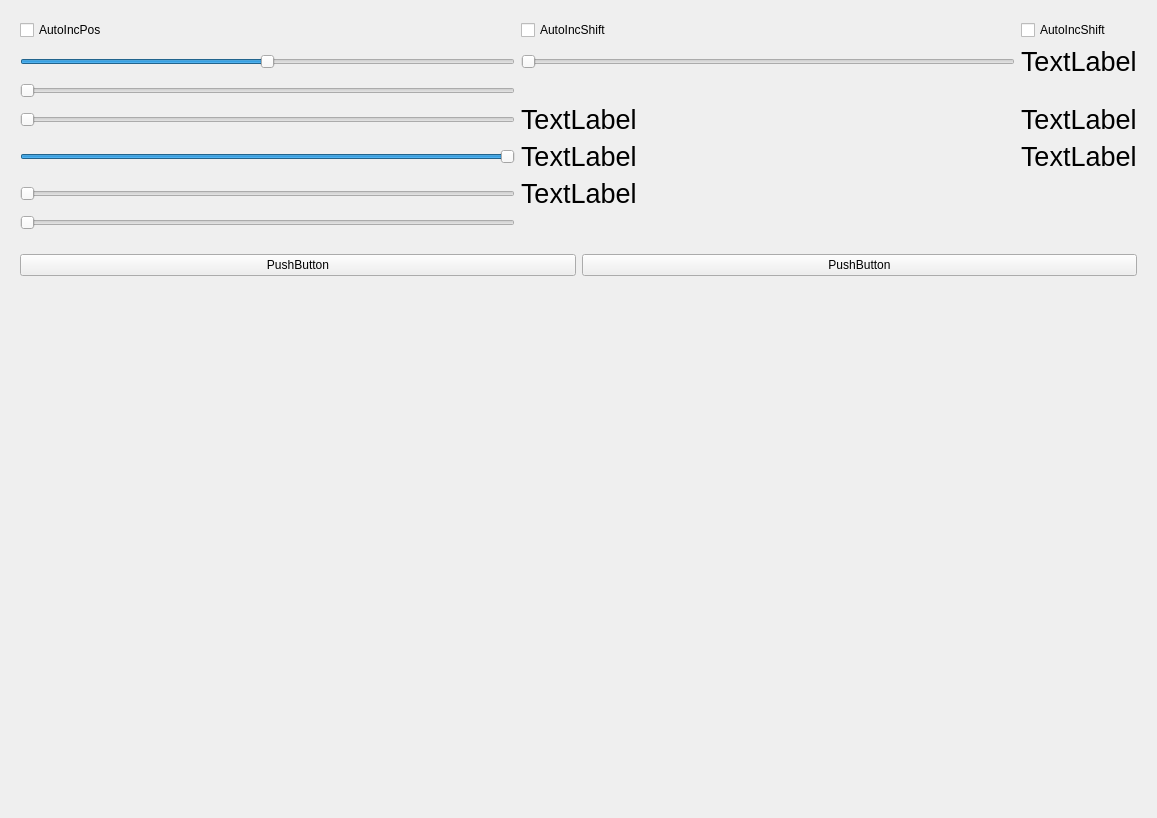
Old version of the form widget.ui in the repository FlamingMoe85/LightInSyncQt.
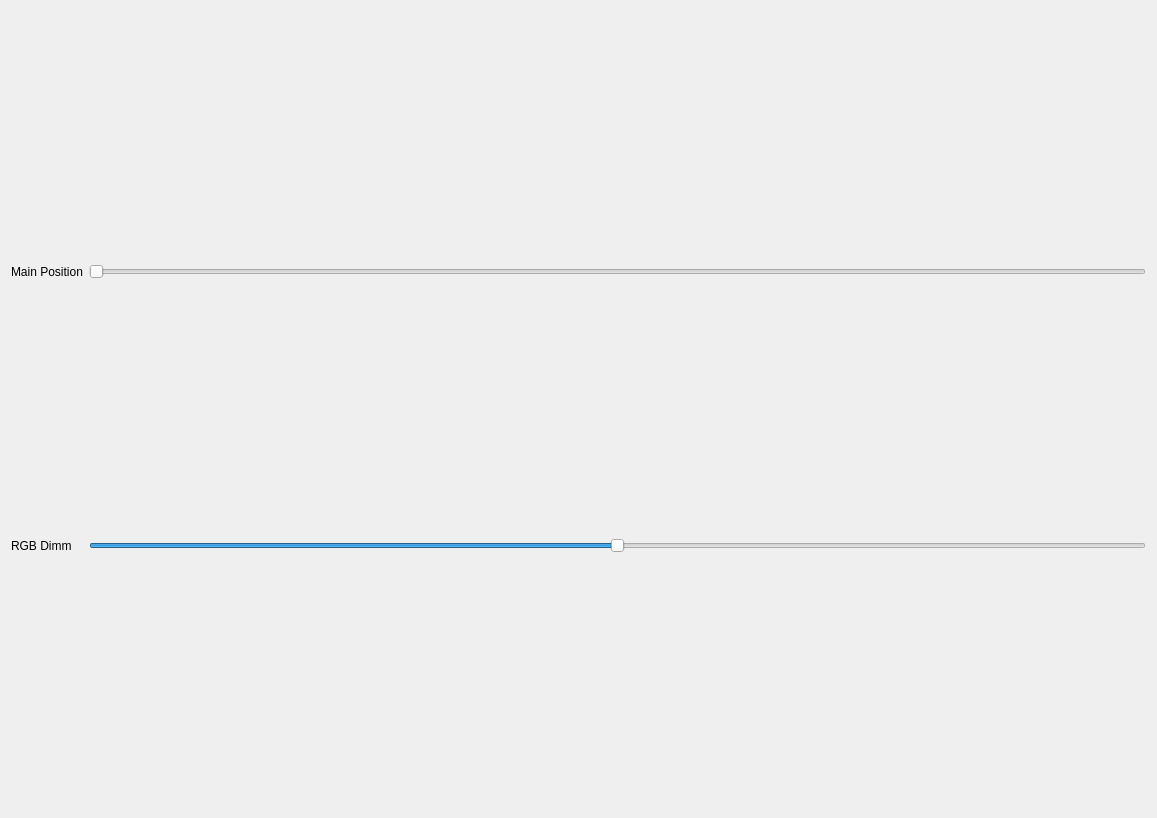
New version of the form.

What changed in the file:
```diff
--- a/widget.ui
+++ b/widget.ui
@@ -13,269 +13,48 @@
   <property name="windowTitle">
    <string>Widget</string>
   </property>
-  <layout class="QVBoxLayout" name="verticalLayout_8">
-   <item>
-    <layout class="QVBoxLayout" name="verticalLayout_3">
-     <item>
-      <widget class="QWidget" name="widget_2" native="true">
-       <layout class="QGridLayout" name="gridLayout_4">
-        <item row="0" column="0">
-         <layout class="QGridLayout" name="gridLayout_3">
-          <item row="1" column="0">
-           <widget class="QSlider" name="horizontalSlider">
-            <property name="maximum">
-             <number>1000</number>
-            </property>
-            <property name="sliderPosition">
-             <number>500</number>
-            </property>
-            <property name="orientation">
-             <enum>Qt::Horizontal</enum>
-            </property>
-           </widget>
-          </item>
-          <item row="3" column="0">
-           <widget class="QSlider" name="horizontalSlider_SpanMin">
-            <property name="maximum">
-             <number>1000</number>
-            </property>
-            <property name="value">
-             <number>0</number>
-            </property>
-            <property name="sliderPosition">
-             <number>0</number>
-            </property>
-            <property name="orientation">
-             <enum>Qt::Horizontal</enum>
-            </property>
-           </widget>
-          </item>
-          <item row="4" column="0">
-           <widget class="QSlider" name="horizontalSlider_SpanMax">
-            <property name="maximum">
-             <number>1000</number>
-            </property>
-            <property name="value">
-             <number>1000</number>
-            </property>
-            <property name="sliderPosition">
-             <number>1000</number>
-            </property>
-            <property name="orientation">
-             <enum>Qt::Horizontal</enum>
-            </property>
-           </widget>
-          </item>
-          <item row="1" column="2">
-           <widget class="QLabel" name="label_2">
-            <property name="font">
-             <font>
-              <pointsize>20</pointsize>
-             </font>
-            </property>
-            <property name="text">
-             <string>TextLabel</string>
-            </property>
-           </widget>
-          </item>
-          <item row="0" column="2">
-           <widget class="QCheckBox" name="checkBox_Offset">
-            <property name="text">
-             <string>AutoIncShift</string>
-            </property>
-           </widget>
-          </item>
-          <item row="1" column="1">
-           <widget class="QSlider" name="horizontalSlider_Speed">
-            <property name="minimum">
-             <number>1</number>
-            </property>
-            <property name="maximum">
-             <number>40</number>
-            </property>
-            <property name="value">
-             <number>1</number>
-            </property>
-            <property name="orientation">
-             <enum>Qt::Horizontal</enum>
-            </property>
-           </widget>
-          </item>
-          <item row="6" column="0">
-           <widget class="QSlider" name="horizontalSlider_ShiftSpeed">
-            <property name="minimum">
-             <number>1</number>
-            </property>
-            <property name="maximum">
-             <number>10</number>
-            </property>
-            <property name="value">
-             <number>1</number>
-            </property>
-            <property name="sliderPosition">
-             <number>1</number>
-            </property>
-            <property name="orientation">
-             <enum>Qt::Horizontal</enum>
-            </property>
-           </widget>
-          </item>
-          <item row="2" column="0">
-           <widget class="QSlider" name="horizontalSlider_2">
-            <property name="maximum">
-             <number>1000</number>
-            </property>
-            <property name="value">
-             <number>0</number>
-            </property>
-            <property name="sliderPosition">
-             <number>0</number>
-            </property>
-            <property name="orientation">
-             <enum>Qt::Horizontal</enum>
-            </property>
-           </widget>
-          </item>
-          <item row="0" column="1">
-           <widget class="QCheckBox" name="checkBox_Shift">
-            <property name="text">
-             <string>AutoIncShift</string>
-            </property>
-           </widget>
-          </item>
-          <item row="5" column="0">
-           <widget class="QSlider" name="horizontalSlider_SpanOffset">
-            <property name="maximum">
-             <number>1000</number>
-            </property>
-            <property name="value">
-             <number>0</number>
-            </property>
-            <property name="sliderPosition">
-             <number>0</number>
-            </property>
-            <property name="orientation">
-             <enum>Qt::Horizontal</enum>
-            </property>
-           </widget>
-          </item>
-          <item row="0" column="0">
-           <widget class="QCheckBox" name="checkBox">
-            <property name="text">
-             <string>AutoIncPos</string>
-            </property>
-           </widget>
-          </item>
-          <item row="4" column="1">
-           <widget class="QLabel" name="label_SpanMax">
-            <property name="font">
-             <font>
-              <pointsize>20</pointsize>
-             </font>
-            </property>
-            <property name="text">
-             <string>TextLabel</string>
-            </property>
-           </widget>
-          </item>
-          <item row="4" column="2">
-           <widget class="QLabel" name="label_SpanDiff">
-            <property name="font">
-             <font>
-              <pointsize>20</pointsize>
-             </font>
-            </property>
-            <property name="text">
-             <string>TextLabel</string>
-            </property>
-           </widget>
-          </item>
-          <item row="3" column="1">
-           <widget class="QLabel" name="label_SpanMin">
-            <property name="font">
-             <font>
-              <pointsize>20</pointsize>
-             </font>
-            </property>
-            <property name="text">
-             <string>TextLabel</string>
-            </property>
-           </widget>
-          </item>
-          <item row="5" column="1">
-           <widget class="QLabel" name="label_SpanOffset">
-            <property name="font">
-             <font>
-              <pointsize>20</pointsize>
-             </font>
-            </property>
-            <property name="text">
-             <string>TextLabel</string>
-            </property>
-           </widget>
-          </item>
-          <item row="3" column="2">
-           <widget class="QLabel" name="label">
-            <property name="font">
-             <font>
-              <pointsize>20</pointsize>
-             </font>
-            </property>
-            <property name="text">
-             <string>TextLabel</string>
-            </property>
-           </widget>
-          </item>
-         </layout>
-        </item>
-       </layout>
-      </widget>
-     </item>
-     <item>
-      <widget class="QWidget" name="widget" native="true">
-       <property name="sizePolicy">
-        <sizepolicy hsizetype="Preferred" vsizetype="Preferred">
-         <horstretch>1</horstretch>
-         <verstretch>2</verstretch>
-        </sizepolicy>
+  <layout class="QGridLayout" name="gridLayout_2">
+   <item row="0" column="0">
+    <layout class="QGridLayout" name="gridLayout">
+     <item row="0" column="1">
+      <widget class="QLabel" name="label">
+       <property name="text">
+        <string>Main Position</string>
        </property>
-       <layout class="QVBoxLayout" name="verticalLayout_7">
-        <item>
-         <layout class="QGridLayout" name="gridLayout">
-          <item row="0" column="1">
-           <widget class="QPushButton" name="pushButton_nxt">
-            <property name="text">
-             <string>PushButton</string>
-            </property>
-           </widget>
-          </item>
-          <item row="0" column="0">
-           <widget class="QPushButton" name="pushButton_prv">
-            <property name="text">
-             <string>PushButton</string>
-            </property>
-           </widget>
-          </item>
-          <item row="1" column="0" colspan="2">
-           <widget class="QStackedWidget" name="stackedWidget">
-            <property name="currentIndex">
-             <number>0</number>
-            </property>
-            <widget class="QWidget" name="page_1">
-             <layout class="QVBoxLayout" name="verticalLayout_2"/>
-            </widget>
-            <widget class="QWidget" name="page_2">
-             <layout class="QVBoxLayout" name="verticalLayout_5"/>
-            </widget>
-           </widget>
-          </item>
-         </layout>
-        </item>
-       </layout>
       </widget>
      </item>
     </layout>
    </item>
+   <item row="0" column="1">
+    <widget class="QSlider" name="horizontalSlider_MainPosition">
+     <property name="maximum">
+      <number>1000</number>
+     </property>
+     <property name="orientation">
+      <enum>Qt::Horizontal</enum>
+     </property>
+    </widget>
+   </item>
+   <item row="1" column="0">
+    <widget class="QLabel" name="label_2">
+     <property name="text">
+      <string>RGB Dimm</string>
+     </property>
+    </widget>
+   </item>
+   <item row="1" column="1">
+    <widget class="QSlider" name="horizontalSlider_rgbDimm">
+     <property name="maximum">
+      <number>1000</number>
+     </property>
+     <property name="value">
+      <number>500</number>
+     </property>
+     <property name="orientation">
+      <enum>Qt::Horizontal</enum>
+     </property>
+    </widget>
+   </item>
   </layout>
  </widget>
  <resources/>
```
